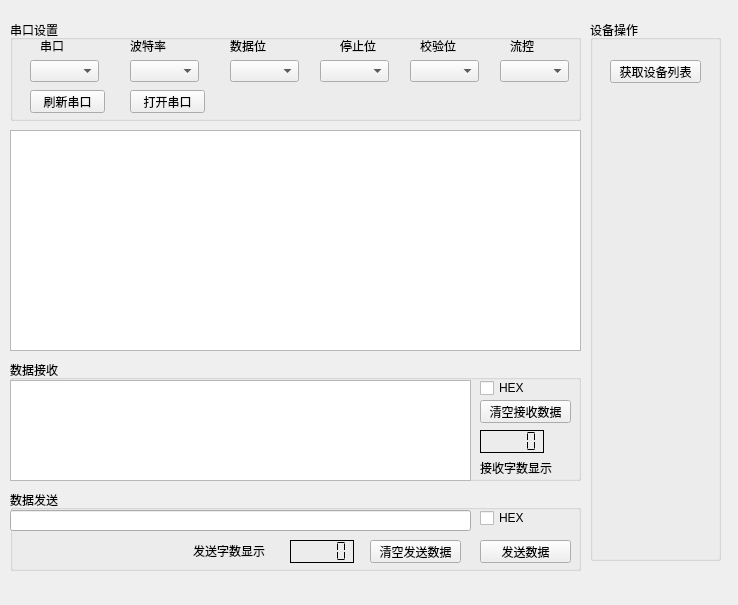
Qt form widget.ui (yeyiliang/qt_serial_port) before a commit.
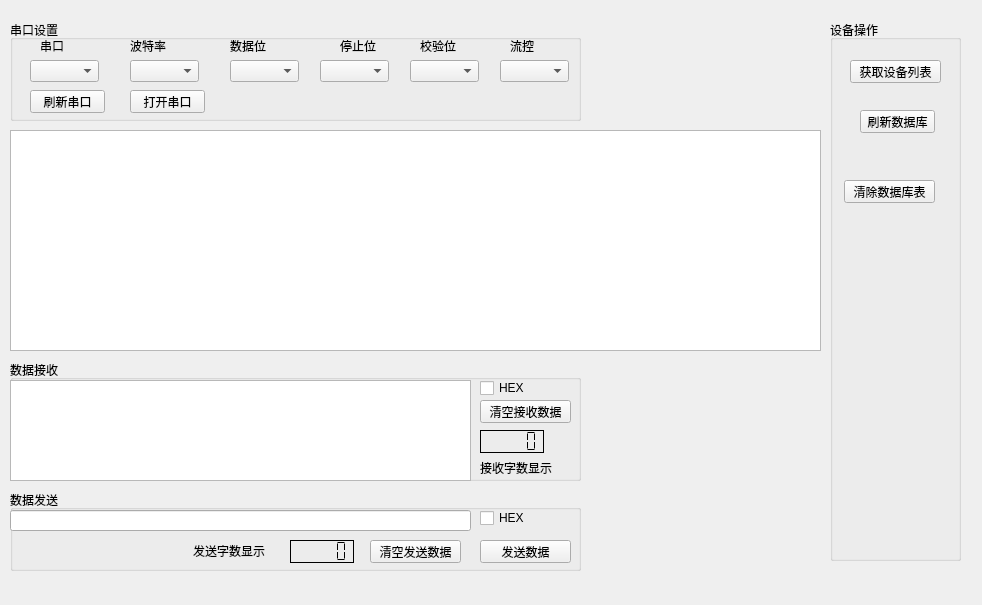
The same form after that commit.

Commit message: 1.添加了用数据库来显示获取设备列表

The edit to the form file:
```diff
--- a/widget.ui
+++ b/widget.ui
@@ -6,7 +6,7 @@
    <rect>
     <x>0</x>
     <y>0</y>
-    <width>738</width>
+    <width>982</width>
     <height>605</height>
    </rect>
   </property>
@@ -362,7 +362,7 @@
   <widget class="QGroupBox" name="groupBox_4">
    <property name="geometry">
     <rect>
-     <x>590</x>
+     <x>830</x>
      <y>20</y>
      <width>131</width>
      <height>541</height>
@@ -384,13 +384,39 @@
      <string>获取设备列表</string>
     </property>
    </widget>
+   <widget class="QPushButton" name="pushButton">
+    <property name="geometry">
+     <rect>
+      <x>30</x>
+      <y>90</y>
+      <width>75</width>
+      <height>23</height>
+     </rect>
+    </property>
+    <property name="text">
+     <string>刷新数据库</string>
+    </property>
+   </widget>
+   <widget class="QPushButton" name="pushButton_2">
+    <property name="geometry">
+     <rect>
+      <x>14</x>
+      <y>160</y>
+      <width>91</width>
+      <height>23</height>
+     </rect>
+    </property>
+    <property name="text">
+     <string>清除数据库表</string>
+    </property>
+   </widget>
   </widget>
   <widget class="QTableView" name="tableView">
    <property name="geometry">
     <rect>
      <x>10</x>
      <y>130</y>
-     <width>571</width>
+     <width>811</width>
      <height>221</height>
     </rect>
    </property>
```
The commit also changes 16 other files.
